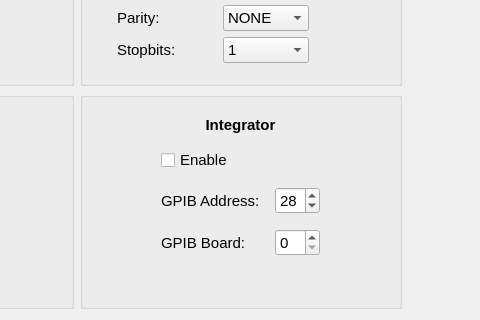
This is helmholtz/gui/ui/connectionwidget.ui in lnls-ima/helmholtz-coil-control as Qt 5 draws it before an edit; both pictures show x 259 to 739 and y 263 to 583 of the 1000 by 583 pixel window. The edited form follows.
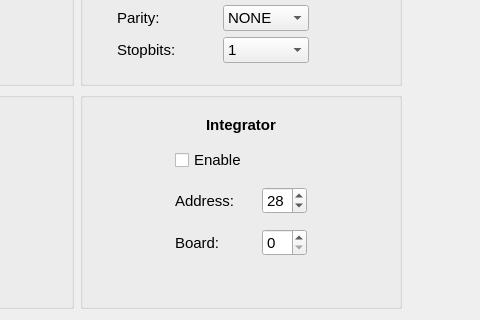
This is the edited form. Icons and pictures are not drawn.

Patch:
```diff
--- a/helmholtz/gui/ui/connectionwidget.ui
+++ b/helmholtz/gui/ui/connectionwidget.ui
@@ -1005,14 +1005,14 @@
         <item row="1" column="1">
          <widget class="QLabel" name="label_3">
           <property name="text">
-           <string>GPIB Address:</string>
+           <string>Address:</string>
           </property>
          </widget>
         </item>
         <item row="2" column="1">
          <widget class="QLabel" name="label_4">
           <property name="text">
-           <string>GPIB Board:</string>
+           <string>Board:</string>
           </property>
          </widget>
         </item>
```
